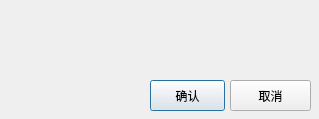
Old version of the form pro3/trandialog.ui in the repository huxinchao/qtpro.
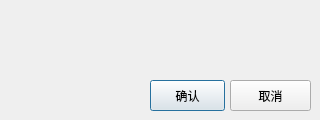
New version of the form.

What changed in the file:
```diff
--- a/pro3/trandialog.ui
+++ b/pro3/trandialog.ui
@@ -6,10 +6,22 @@
    <rect>
     <x>0</x>
     <y>0</y>
-    <width>319</width>
-    <height>119</height>
+    <width>320</width>
+    <height>120</height>
    </rect>
   </property>
+  <property name="minimumSize">
+   <size>
+    <width>320</width>
+    <height>120</height>
+   </size>
+  </property>
+  <property name="maximumSize">
+   <size>
+    <width>320</width>
+    <height>120</height>
+   </size>
+  </property>
   <property name="windowTitle">
    <string>Deal Confirm </string>
   </property>
```
Left out of the diff: 4 changed lines with no effect on the pictures.
